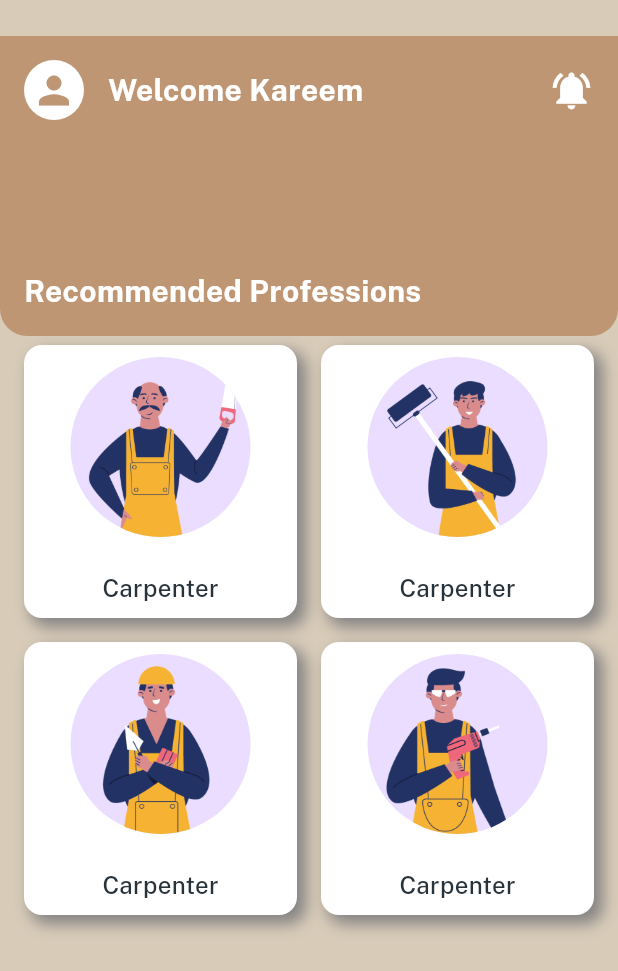
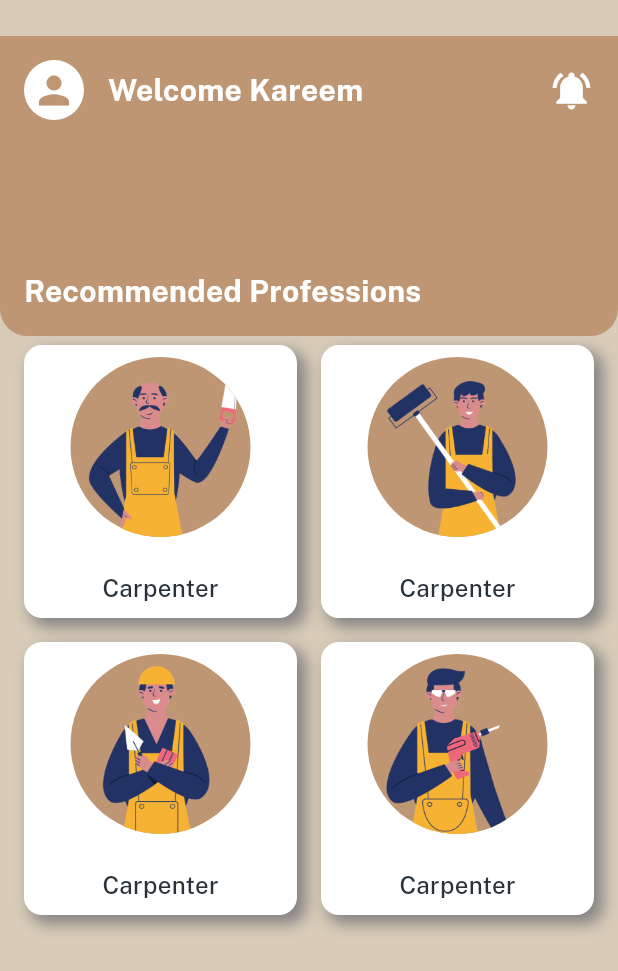
Before and after one commit to Belalwael26/dreamHome, a Flutter app: the CustomerHomeScreen screen opened directly, on a phone screen of 412 x 824 dp. Shown: the top 971 px of the screen. Run offline on Flutter 3.47's test engine with Material 3 defaults, Android fonts, the phone set to English and light mode, and no system bars; our stand-ins replace equatable, flutter_bloc, go_router; project files that could hold a hidden picture were left out.

Commit message:
finish_customer_home

```diff
--- a/dream_home/lib/feature/customer_home/presentation/widgets/custom_grid_view_item_builder.dart
+++ b/dream_home/lib/feature/customer_home/presentation/widgets/custom_grid_view_item_builder.dart
@@ -29,6 +29,7 @@ class CustomGridViewItemBuilder extends StatelessWidget {
           CircleAvatar(
             radius: 60,
             backgroundImage: AssetImage(vectors),
+            backgroundColor: AppColor.beanut,
           ),
           Spacer(),
           Text(
```
